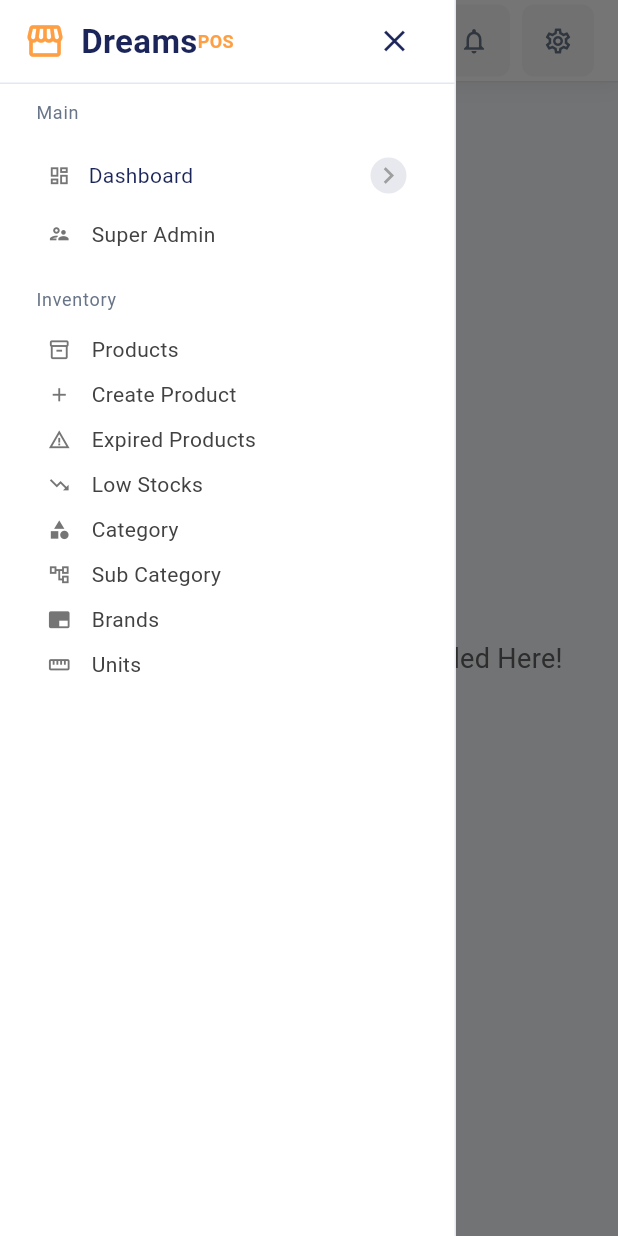
After one commit to hamza-jaffar/ims_pos_flutter, a Flutter app: the MainLayout screen opened directly, after a tap on the "menu" icon, on a phone screen of 412 x 824 dp. The commit adds this screen. Run offline on Flutter 3.47's test engine with Material 3 defaults, Android fonts, the light colour scheme and no system bars; our stand-ins replace sqflite; accounts and stored records are empty.

Commit message:
Add Responsive Layout

```diff
--- /dev/null
+++ b/lib/const/sidebar_links.dart
@@ -0,0 +1,42 @@
+import 'package:flutter/material.dart';
+import 'package:ims_pos_system/enums/sidebar_link_types.dart';
+import 'package:ims_pos_system/models/app_sidebar_link.dart';
+
+const sidebarLinks = [
+  AppSidebarLink(
+    icon: Icons.layers_outlined,
+    name: 'Main',
+    type: SidebarLinkType.group,
+    children: [
+      AppSidebarLink(
+        icon: Icons.dashboard_outlined,
+        name: 'Dashboard',
+        children: [
+          AppSidebarLink(icon: Icons.circle, name: 'Admin Dashboard'),
+          AppSidebarLink(icon: Icons.circle, name: 'Admin Dashboard 2'),
+          AppSidebarLink(icon: Icons.circle, name: 'Sales Dashboard'),
+        ],
+      ),
+      AppSidebarLink(
+        icon: Icons.supervisor_account_outlined,
+        name: 'Super Admin',
+      ),
+    ],
+  ),
+
+  AppSidebarLink(
+    icon: Icons.layers_outlined,
+    name: 'Inventory',
+    type: SidebarLinkType.group,
+    children: [
+      AppSidebarLink(icon: Icons.inventory_2_outlined, name: 'Products'),
+      AppSidebarLink(icon: Icons.add, name: 'Create Product'),
+      AppSidebarLink(icon: Icons.warning_amber, name: 'Expired Products'),
+      AppSidebarLink(icon: Icons.trending_down, name: 'Low Stocks'),
+      AppSidebarLink(icon: Icons.category, name: 'Category'),
+      AppSidebarLink(icon: Icons.account_tree_outlined, name: 'Sub Category'),
+      AppSidebarLink(icon: Icons.branding_watermark, name: 'Brands'),
+      AppSidebarLink(icon: Icons.straighten, name: 'Units'),
+    ],
+  ),
+];
--- /dev/null
+++ b/lib/enums/sidebar_link_types.dart
@@ -0,0 +1 @@
+enum SidebarLinkType { group, item }
--- /dev/null
+++ b/lib/models/app_sidebar_link.dart
@@ -0,0 +1,22 @@
+import 'package:flutter/material.dart';
+import 'package:ims_pos_system/enums/sidebar_link_types.dart';
+
+class AppSidebarLink {
+  final IconData icon;
+  final String name;
+  final String? route;
+  final List<AppSidebarLink>? children;
+  final SidebarLinkType type;
+
+  const AppSidebarLink({
+    required this.icon,
+    required this.name,
+    this.route,
+    this.children,
+    this.type = SidebarLinkType.item,
+  });
+
+  bool get isGroup => type == SidebarLinkType.group;
+
+  bool get isCollapsible => children != null && children!.isNotEmpty;
+}
--- a/lib/screens/home_screen.dart
+++ b/lib/screens/home_screen.dart
@@ -1,8 +1,6 @@
 import 'package:flutter/material.dart';
-import 'package:ims_pos_system/const/app_colors.dart';
-import 'package:ims_pos_system/const/meta_data.dart';
 import 'package:ims_pos_system/models/user.dart';
-import 'package:ims_pos_system/screens/login_screen.dart';
+import 'package:ims_pos_system/widgets/main_layout.dart';
 
 class HomeScreen extends StatelessWidget {
   final User user;
@@ -11,93 +9,11 @@ class HomeScreen extends StatelessWidget {
 
   @override
   Widget build(BuildContext context) {
-    return Scaffold(
-      backgroundColor: AppColors.background,
-      appBar: AppBar(
-        backgroundColor: AppColors.primary,
-        title: const Text('Dashboard'),
-        foregroundColor: Colors.white,
-        elevation: 0,
-        actions: [
-          TextButton(
-            onPressed: () {
-              Navigator.pushReplacement(
-                context,
-                MaterialPageRoute(builder: (context) => const LoginScreen()),
-              );
-            },
-            child: const Text('Logout', style: TextStyle(color: Colors.white)),
-          ),
-        ],
-      ),
-      body: SafeArea(
-        child: Center(
-          child: Padding(
-            padding: const EdgeInsets.symmetric(
-              horizontal: 24.0,
-              vertical: 32.0,
-            ),
-            child: Column(
-              mainAxisAlignment: MainAxisAlignment.center,
-              crossAxisAlignment: CrossAxisAlignment.center,
-              children: [
-                Text(
-                  'Welcome back, ${user.name} !',
-                  textAlign: TextAlign.center,
-                  style: TextStyle(
-                    color: AppColors.textMain,
-                    fontSize: 28,
-                    fontWeight: FontWeight.bold,
-                  ),
-                ),
-                const SizedBox(height: 16),
-                Text(
-                  'You are logged in with ${user.email}.',
-                  textAlign: TextAlign.center,
-                  style: TextStyle(
-                    color: AppColors.textSecondary,
-                    fontSize: 16,
-                  ),
-                ),
-                const SizedBox(height: 32),
-                Container(
-                  padding: const EdgeInsets.all(24),
-                  decoration: BoxDecoration(
-                    color: AppColors.white,
-                    borderRadius: BorderRadius.circular(16),
-                    boxShadow: [
-                      BoxShadow(
-                        color: const Color.fromRGBO(0, 0, 0, 0.05),
-                        blurRadius: 14,
-                        offset: const Offset(0, 6),
-                      ),
-                    ],
-                  ),
-                  child: Column(
-                    children: [
-                      Text(
-                        AppConstants.appName,
-                        style: TextStyle(
-                          fontSize: 18,
-                          fontWeight: FontWeight.bold,
-                          color: AppColors.primaryDark,
-                        ),
-                      ),
-                      const SizedBox(height: 12),
-                      Text(
-                        'This app is protected by the login system and only allows the built-in admin user. No registration is available.',
-                        textAlign: TextAlign.center,
-                        style: TextStyle(
-                          fontSize: 14,
-                          color: AppColors.textSecondary,
-                        ),
-                      ),
-                    ],
-                  ),
-                ),
-              ],
-            ),
-          ),
+    return MainLayout(
+      child: Center(
+        child: Text(
+          'Your Active Screen Content Loaded Here!',
+          style: TextStyle(fontSize: 18, color: Colors.grey.shade700),
         ),
       ),
     );
--- a/lib/screens/login_screen.dart
+++ b/lib/screens/login_screen.dart
@@ -29,8 +29,6 @@ class _LoginScreenState extends State<LoginScreen> {
     try {
       await AuthService.instance.initialize();
     } catch (_) {
-      // If DB initialization fails (for example on unsupported desktop targets),
-      // still allow the login screen to load and fallback to the default admin.
     } finally {
       if (mounted) {
         setState(() {
@@ -69,9 +67,7 @@ class _LoginScreenState extends State<LoginScreen> {
       if (user == null) {
         ScaffoldMessenger.of(context).showSnackBar(
           const SnackBar(
-            content: Text(
-              'Invalid email or password. Use admin@example.com / password123',
-            ),
+            content: Text('Invalid email or password'),
             backgroundColor: Color(0xFFEA5455),
           ),
         );
--- /dev/null
+++ b/lib/widgets/app_header.dart
@@ -0,0 +1,107 @@
+import 'package:flutter/material.dart';
+import 'package:ims_pos_system/const/app_colors.dart';
+
+class AppHeader extends StatefulWidget {
+  final GlobalKey<ScaffoldState> scaffoldKey;
+  final bool isDesktop;
+
+  const AppHeader({
+    super.key,
+    required this.scaffoldKey,
+    required this.isDesktop,
+  });
+
+  @override
+  State<AppHeader> createState() => _AppHeaderState();
+}
+
+class _AppHeaderState extends State<AppHeader> {
+  @override
+  Widget build(BuildContext context) {
+    return Container(
+      height: 55,
+      padding: const EdgeInsets.symmetric(horizontal: 16),
+      decoration: BoxDecoration(
+        color: Colors.white,
+        border: Border(bottom: BorderSide(color: AppColors.border, width: 1)),
+        boxShadow: [
+          BoxShadow(
+            color: Colors.black.withOpacity(0.05),
+            blurRadius: 10,
+            offset: const Offset(0, 2),
+          ),
+        ],
+      ),
+      child: Row(
+        children: [
+          // Menu button (mobile/tablet)
+          if (!widget.isDesktop)
+            IconButton(
+              icon: Icon(Icons.menu, color: AppColors.textMain),
+              onPressed: () {
+                widget.scaffoldKey.currentState?.openDrawer();
+              },
+            ),
+
+          // Title / Brand
+          if (widget.isDesktop)
+            Container(
+              width: 320,
+              height: 42,
+              decoration: BoxDecoration(
+                color: Colors.white,
+                borderRadius: BorderRadius.circular(8),
+                border: Border.all(color: AppColors.border.withOpacity(0.6)),
+              ),
+              child: TextField(
+                style: TextStyle(fontSize: 14, color: AppColors.textMain),
+                decoration: InputDecoration(
+                  hintText: 'Search products, invoices...',
+                  hintStyle: TextStyle(
+                    fontSize: 13,
+                    color: Colors.grey.shade500,
+                  ),
+                  prefixIcon: Icon(
+                    Icons.search,
+                    size: 20,
+                    color: Colors.grey.shade600,
+                  ),
+                  border: InputBorder.none,
+                  isDense: true,
+                  contentPadding: const EdgeInsets.symmetric(
+                    vertical: 12,
+                    horizontal: 12,
+                  ),
+                ),
+              ),
+            ),
+
+          const Spacer(),
+
+          if (widget.isDesktop) const SizedBox(width: 20),
+
+          // Notification icon
+          _iconButton(Icons.notifications_none_outlined),
+
+          const SizedBox(width: 8),
+
+          // Settings icon
+          _iconButton(Icons.settings_outlined),
+        ],
+      ),
+    );
+  }
+
+  Widget _iconButton(IconData icon) {
+    return Container(
+      decoration: BoxDecoration(
+        color: Colors.grey.withOpacity(0.09),
+        borderRadius: BorderRadius.circular(8),
+      ),
+      child: IconButton(
+        icon: Icon(icon, size: 20, color: AppColors.textSecondary),
+        onPressed: () {},
+      ),
+    );
+  }
+}
--- /dev/null
+++ b/lib/widgets/app_logo.dart
@@ -0,0 +1,32 @@
+import 'package:flutter/material.dart';
+import 'package:ims_pos_system/const/app_colors.dart';
+
+class AppLogo extends StatelessWidget {
+  const AppLogo({super.key});
+
+  @override
+  Widget build(BuildContext context) {
+    return const Row(
+      children: [
+        Icon(Icons.storefront, color: AppColors.primary, size: 28),
+        SizedBox(width: 10),
+        Text(
+          'Dreams',
+          style: TextStyle(
+            fontSize: 22,
+            fontWeight: FontWeight.bold,
+            color: AppColors.textMain,
+          ),
+        ),
+        Text(
+          'POS',
+          style: TextStyle(
+            fontSize: 12,
+            fontWeight: FontWeight.bold,
+            color: AppColors.primary,
+          ),
+        ),
+      ],
+    );
+  }
+}
--- /dev/null
+++ b/lib/widgets/app_sidebar.dart
@@ -0,0 +1,253 @@
+import 'package:flutter/material.dart';
+import 'package:ims_pos_system/const/app_colors.dart';
+import 'package:ims_pos_system/const/sidebar_links.dart';
+import 'package:ims_pos_system/widgets/app_logo.dart';
+import 'package:ims_pos_system/models/app_sidebar_link.dart';
+
+class AppSidebar extends StatefulWidget {
+  final GlobalKey<ScaffoldState> scaffoldKey;
+  final bool isDesktop;
+
+  const AppSidebar({
+    super.key,
+    required this.scaffoldKey,
+    required this.isDesktop,
+  });
+
+  @override
+  State<AppSidebar> createState() => _AppSidebarState();
+}
+
+class _AppSidebarState extends State<AppSidebar> {
+  final Map<String, bool> _expanded = {};
+
+  @override
+  Widget build(BuildContext context) {
+    return Container(
+      decoration: BoxDecoration(
+        color: Colors.white,
+        border: Border(right: BorderSide(color: AppColors.border, width: 1)),
+      ),
+      child: Column(
+        children: [
+          // HEADER
+          Container(
+            height: 55,
+            padding: const EdgeInsets.symmetric(horizontal: 16),
+            child: Row(
+              children: [
+                const Expanded(child: AppLogo()),
+
+                if (!widget.isDesktop)
+                  IconButton(
+                    icon: Icon(Icons.close, color: AppColors.textMain),
+                    onPressed: () {
+                      widget.scaffoldKey.currentState?.closeDrawer();
+                    },
+                  ),
+              ],
+            ),
+          ),
+
+          Divider(height: 1, color: AppColors.border),
+
+          Expanded(
+            child: ListView(
+              // padding: const EdgeInsets.symmetric(vertical: ),
+              children: sidebarLinks.map(_buildItemAtIndex).toList(),
+            ),
+          ),
+        ],
+      ),
+    );
+  }
+
+  Widget _buildItemAtIndex(AppSidebarLink item) {
+    if (item.isGroup) {
+      return _buildGroupSection(item);
+    }
+
+    if (item.isCollapsible) {
+      return _buildDropdownItem(item);
+    }
+
+    return _menuItem(
+      icon: item.icon,
+      title: item.name,
+      onTap: () {
+        if (item.route != null) {
+          Navigator.pushNamed(context, item.route!);
+        }
+      },
+    );
+  }
+
+  Widget _buildGroupSection(AppSidebarLink item) {
+    return Padding(
+      padding: const EdgeInsets.symmetric(horizontal: 12, vertical: 10),
+      child: Column(
+        crossAxisAlignment: CrossAxisAlignment.start,
+        children: [
+          Padding(
+            padding: const EdgeInsets.only(left: 12, bottom: 10),
+            child: Text(
+              item.name,
+              style: TextStyle(
+                fontSize: 12,
+                fontWeight: FontWeight.normal,
+                color: AppColors.textSecondary,
+                letterSpacing: 0.5,
+              ),
+            ),
+          ),
+          ...item.children!.map((child) => _buildItemAtIndex(child)),
+        ],
+      ),
+    );
+  }
+
+  Widget _buildDropdownItem(AppSidebarLink item) {
+    final expanded = _expanded[item.name] ?? false;
+    return Padding(
+      padding: const EdgeInsets.symmetric(horizontal: 12, vertical: 4),
+      child: Column(
+        crossAxisAlignment: CrossAxisAlignment.stretch,
+        children: [
+          InkWell(
+            borderRadius: BorderRadius.circular(4),
+            onTap: () {
+              setState(() {
+                _expanded[item.name] = !expanded;
+              });
+            },
+            child: Container(
+              padding: const EdgeInsets.symmetric(horizontal: 8, vertical: 8),
+              decoration: BoxDecoration(
+                color: expanded
+                    ? AppColors.primary.withAlpha(36)
+                    : Colors.white,
+                borderRadius: BorderRadius.circular(8),
+              ),
+              child: Row(
+                children: [
+                  Icon(
+                    item.icon,
+                    size: 15,
+                    color: expanded ? AppColors.primary : Colors.grey.shade600,
+                  ),
+                  const SizedBox(width: 12),
+                  Expanded(
+                    child: Text(
+                      item.name,
+                      style: TextStyle(
+                        fontSize: 14,
+                        fontWeight: FontWeight.normal,
+                        color: expanded
+                            ? AppColors.primary
+                            : AppColors.textMain,
+                      ),
+                    ),
+                  ),
+                  Container(
+                    padding: EdgeInsets.all(1),
+                    decoration: BoxDecoration(
+                      borderRadius: BorderRadius.circular(500),
+                      color: expanded
+                          ? AppColors.primary.withOpacity(.1)
+                          : AppColors.textMain.withOpacity(.1),
+                    ),
+                    child: Icon(
+                      size: 22,
+                      expanded
+                          ? Icons.keyboard_arrow_down_outlined
+                          : Icons.keyboard_arrow_right_outlined,
+                      color: expanded
+                          ? AppColors.primary
+                          : Colors.grey.shade500,
+                    ),
+                  ),
+                ],
+              ),
+            ),
+          ),
+          AnimatedCrossFade(
+            firstChild: const SizedBox.shrink(),
+            secondChild: Padding(
+              padding: const EdgeInsets.only(left: 20, top: 10, right: 4),
+              child: Column(
+                children: item.children!
+                    .map((child) => _buildDropdownChild(child))
+                    .toList(),
+              ),
+            ),
+            crossFadeState: expanded
+                ? CrossFadeState.showSecond
+                : CrossFadeState.showFirst,
+            duration: const Duration(milliseconds: 220),
+          ),
+        ],
+      ),
+    );
+  }
+
+  Widget _buildDropdownChild(AppSidebarLink child) {
+    return InkWell(
+      onTap: () {
+        if (child.route != null) Navigator.pushNamed(context, child.route!);
+      },
+      child: Padding(
+        padding: const EdgeInsets.symmetric(vertical: 5),
+        child: Row(
+          children: [
+            Container(
+              width: 6,
+              height: 6,
+              decoration: const BoxDecoration(
+                color: AppColors.primary,
+                shape: BoxShape.circle,
+              ),
+            ),
+            const SizedBox(width: 12),
+            Expanded(
+              child: Text(
+                child.name,
+                style: const TextStyle(
+                  fontSize: 13,
+                  fontWeight: FontWeight.normal,
+                  color: AppColors.textMain,
+                ),
+              ),
+            ),
+          ],
+        ),
+      ),
+    );
+  }
+
+  Widget _menuItem({
+    required IconData icon,
+    required String title,
+    required VoidCallback onTap,
+  }) {
+    return InkWell(
+      onTap: onTap,
+      child: Container(
+        padding: const EdgeInsets.symmetric(horizontal: 20, vertical: 5),
+        child: Row(
+          children: [
+            Icon(icon, size: 15, color: Colors.grey.shade600),
+            const SizedBox(width: 14),
+            Text(
+              title,
+              style: TextStyle(
+                fontSize: 14,
+                color: Colors.grey.shade800,
+                fontWeight: FontWeight.normal,
+              ),
+            ),
+          ],
+        ),
+      ),
+    );
+  }
+}
--- /dev/null
+++ b/lib/widgets/main_layout.dart
@@ -0,0 +1,63 @@
+import 'package:flutter/material.dart';
+import 'package:ims_pos_system/const/app_colors.dart';
+import 'package:ims_pos_system/widgets/app_header.dart';
+import 'package:ims_pos_system/widgets/app_sidebar.dart';
+
+class MainLayout extends StatefulWidget {
+  final Widget child;
+  const MainLayout({super.key, required this.child});
+
+  @override
+  State<MainLayout> createState() => _MainLayoutState();
+}
+
+class _MainLayoutState extends State<MainLayout> {
+  final GlobalKey<ScaffoldState> _scaffoldKey = GlobalKey<ScaffoldState>();
+  // int _selectedIndex = 0;
+
+  @override
+  Widget build(BuildContext context) {
+    final bool isDesktop = MediaQuery.of(context).size.width >= 1100;
+
+    return Scaffold(
+      key: _scaffoldKey,
+      backgroundColor: AppColors.background,
+      drawer: !isDesktop
+          ? Drawer(
+              shape: const RoundedRectangleBorder(
+                borderRadius: BorderRadius.zero,
+              ),
+              child: AppSidebar(
+                scaffoldKey: _scaffoldKey,
+                isDesktop: isDesktop,
+              ),
+            )
+          : null,
+      body: Row(
+        children: [
+          if (isDesktop)
+            SizedBox(
+              width: 240,
+              child: AppSidebar(
+                scaffoldKey: _scaffoldKey,
+                isDesktop: isDesktop,
+              ),
+            ),
+          Expanded(
+            child: Column(
+              children: [
+                AppHeader(scaffoldKey: _scaffoldKey, isDesktop: isDesktop),
+                Expanded(
+                  child: Container(
+                    padding: const EdgeInsets.all(24.0),
+                    child: widget.child,
+                  ),
+                ),
+              ],
+            ),
+          ),
+        ],
+      ),
+    );
+  }
+}
```
